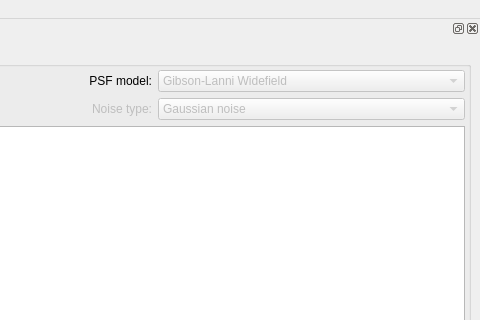
Qt form apps/PSFEstimator/PSFEstimator.ui (CISMM/PSFEstimator) before a commit; both pictures show x 522 to 1002 and y 0 to 320 of the 1002 by 806 pixel window.
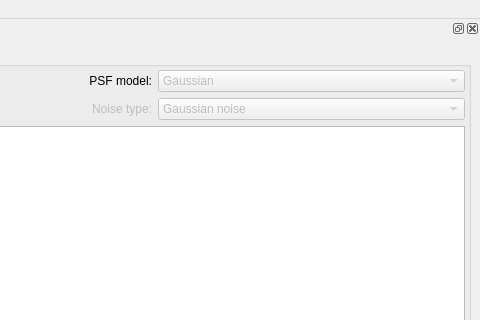
The same form after that commit. Custom widgets are drawn as their Qt base class.

The edit to the form file:
```diff
--- a/apps/PSFEstimator/PSFEstimator.ui
+++ b/apps/PSFEstimator/PSFEstimator.ui
@@ -699,7 +699,7 @@
   <widget class="QDockWidget" name="psfSettingsDockWidget">
    <property name="minimumSize">
     <size>
-     <width>311</width>
+     <width>320</width>
      <height>524</height>
     </size>
    </property>
@@ -751,7 +751,7 @@
               <bool>false</bool>
              </property>
              <property name="currentIndex">
-              <number>1</number>
+              <number>0</number>
              </property>
              <item>
               <property name="text">
```
Left out of the diff: 5 changed lines with no effect on the pictures.
